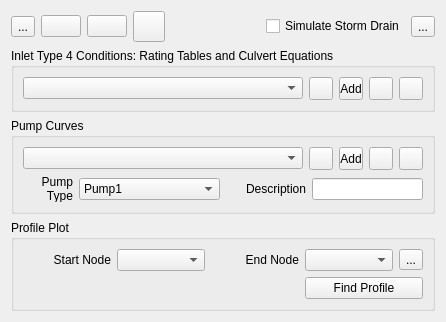
Above: flo2d/ui/storm_drain_editor.ui from FLO-2DSoftware/qgis-flo-2d-plugin before the change. Below: the same form after it.
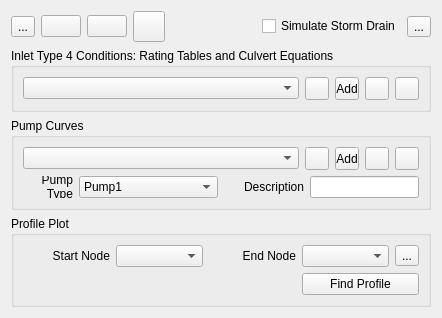
That is the form after the change. Icons and pictures are not drawn.

```diff
--- a/flo2d/ui/storm_drain_editor.ui
+++ b/flo2d/ui/storm_drain_editor.ui
@@ -6,8 +6,8 @@
    <rect>
     <x>0</x>
     <y>0</y>
-    <width>446</width>
-    <height>322</height>
+    <width>442</width>
+    <height>313</height>
    </rect>
   </property>
   <property name="minimumSize">
```
